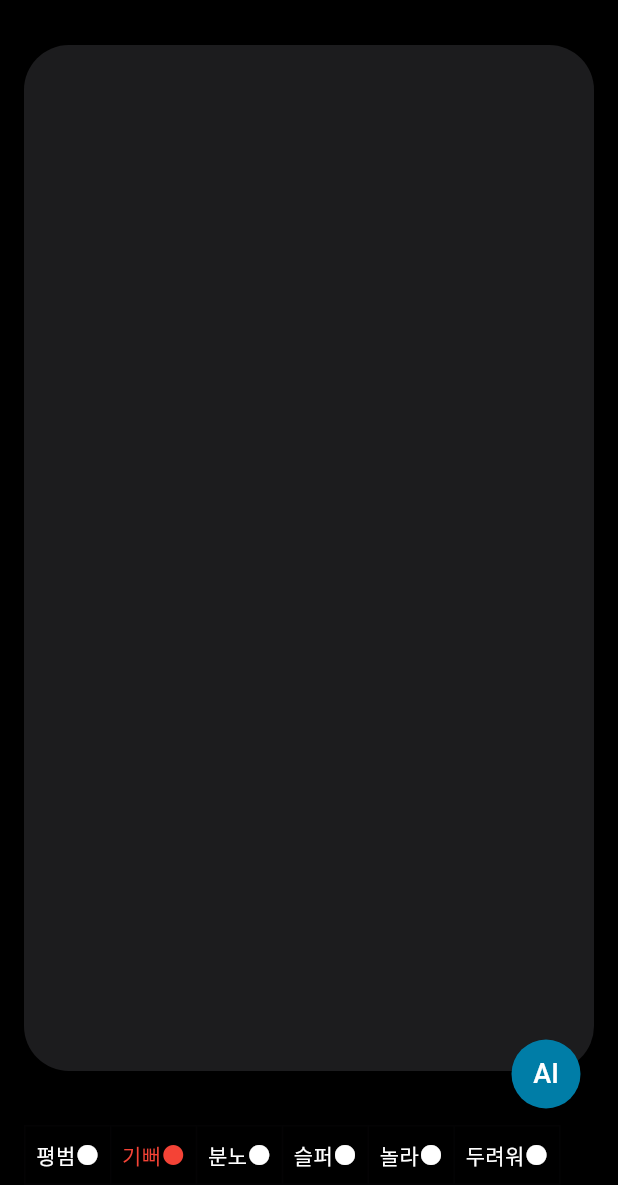
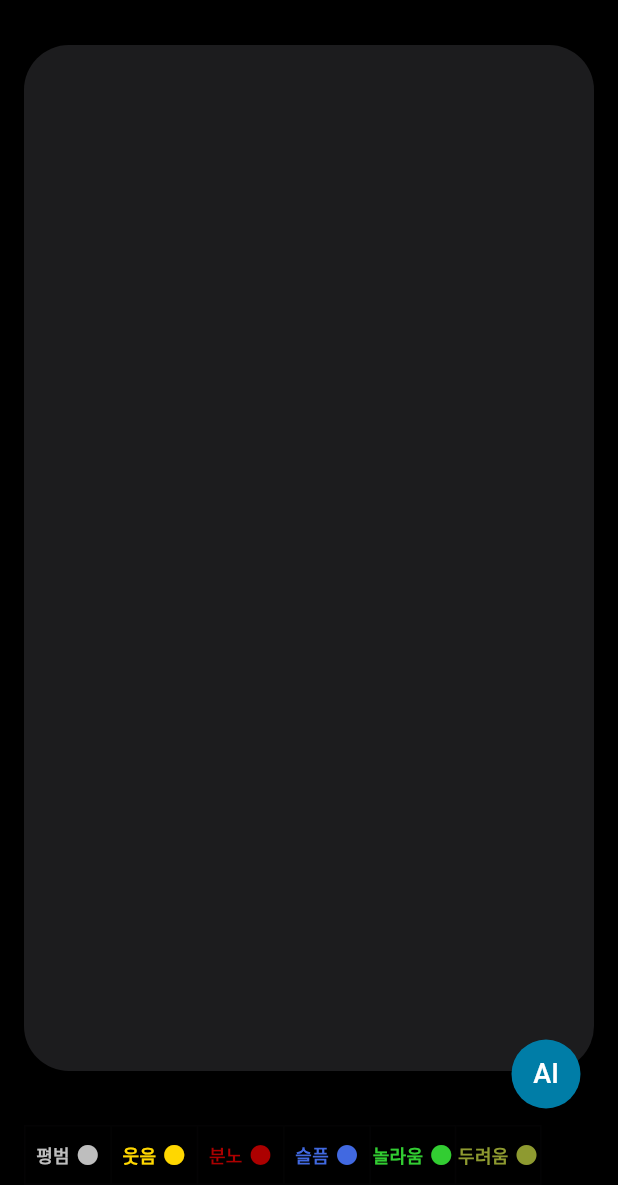
Before and after one commit to sejong-capstone-design-6/front, a Flutter app: the CreateScenarioPage screen opened directly with empty values, on a phone screen of 412 x 824 dp, the part 51-1236 px from its top. Run offline on Flutter 3.47's test engine with Material 3 defaults, Android fonts, the phone set to English and light mode, and no system bars; our stand-ins replace email_validator, flutter_svg, loading_indicator, logger, video_player; missing offline and left inert: flutter_sound.

Commit message:
updateScenario

```diff
--- a/capstone_project/lib/component/EmotionChip.dart
+++ b/capstone_project/lib/component/EmotionChip.dart
@@ -59,7 +59,15 @@ Widget EmotionLabel(String value) {
       style: TextStyle(
           fontSize: 12, color: Color(0xff8E9A30), fontWeight: FontWeight.w700),
     );
-  } else {
+  } else if (value == "강조") {
+    return Text(
+      value,
+      style: TextStyle(
+          fontSize: 12,
+          color: Color.fromARGB(255, 172, 0, 0),
+          fontWeight: FontWeight.bold),
+    );
+  }else {
     return Text("");
   }
 }
--- a/capstone_project/lib/model/reviseSentenceDto.dart
+++ b/capstone_project/lib/model/reviseSentenceDto.dart
@@ -1,12 +1,16 @@
 class ReviseSentenceDto{
+
+  int scenarioId;
   String text;
+  String emotion;
 
-  ReviseSentenceDto(this.text);
+  ReviseSentenceDto(this.scenarioId, this.text, this.emotion);
 
   Map<String, dynamic> toJson() {
     final Map<String, dynamic> data = <String, dynamic>{};
 
     data['text'] = text;
+    data['emotion']=emotion;
 
     return data;
   }
--- a/capstone_project/lib/screen/CreateScenarioPage.dart
+++ b/capstone_project/lib/screen/CreateScenarioPage.dart
@@ -1,3 +1,4 @@
+import 'package:capstone_project/component/EmotionChip.dart';
 import 'package:capstone_project/model/createScenarioDto.dart';
 import 'package:capstone_project/model/reviseSentenceDto.dart';
 import 'package:capstone_project/network/my_scenario_service.dart';
@@ -6,16 +7,16 @@ import 'package:capstone_project/screen/MyScenarioPage.dart';
 import 'package:flutter/material.dart';
 
 class CreateScenarioPage extends StatefulWidget {
+  final int userId;
   final int scenarioId;
-  final int scenarioID_ID;
   final String text;
   final String emotion;
   final bool isRevise;
 
   CreateScenarioPage(
       {super.key,
+      required this.userId,
       required this.scenarioId,
-      required this.scenarioID_ID,
       required this.text,
       required this.emotion,
       required this.isRevise});
@@ -34,18 +35,21 @@ class _MyCheckBoxState extends State<CreateScenarioPage> {
 
   late List<bool> isSelected;
 
+  final _controller = TextEditingController();
+
   void initState() {
+    _controller.text=widget.text;
     if (widget.emotion == "평범") {
       isnormal = true;
-    } else if (widget.emotion == "기뻐") {
+    } else if (widget.emotion == "웃음") {
       ishappy = true;
     } else if (widget.emotion == "분노") {
       isanger = true;
-    } else if (widget.emotion == "슬퍼") {
+    } else if (widget.emotion == "슬픔") {
       issad = true;
-    } else if (widget.emotion == "놀라") {
+    } else if (widget.emotion == "놀라움") {
       issurprise = true;
-    } else if (widget.emotion == "두려워") {
+    } else if (widget.emotion == "두려움") {
       isfeared = true;
     }
     isSelected = [isnormal, ishappy, isanger, issad, issurprise, isfeared];
@@ -54,11 +58,12 @@ class _MyCheckBoxState extends State<CreateScenarioPage> {
 
   @override
   Widget build(BuildContext context) {
+    int _userId=widget.userId;
     int _scenarioID = widget.scenarioId;
     String _emotion = widget.emotion;
     double weth = MediaQuery.of(context).size.width;
     double hight = MediaQuery.of(context).size.height;
-    final _controller = TextEditingController(text: widget.text);
+
 
     return Scaffold(
       appBar: PreferredSize(
@@ -85,15 +90,15 @@ class _MyCheckBoxState extends State<CreateScenarioPage> {
                   if (isnormal == true) {
                     _emotion = "평범";
                   } else if (ishappy == true) {
-                    _emotion = "기뻐";
+                    _emotion = "웃음";
                   } else if (isanger == true) {
                     _emotion = "분노";
                   } else if (issad == true) {
-                    _emotion = "슬퍼";
+                    _emotion = "슬픔";
                   } else if (issurprise == true) {
-                    _emotion = "놀라";
+                    _emotion = "놀라움";
                   } else if (isfeared == true) {
-                    _emotion = "무서워";
+                    _emotion = "두려움";
                   }
 
                   dynamic statusCode;
@@ -105,22 +110,20 @@ class _MyCheckBoxState extends State<CreateScenarioPage> {
                           context,
                           MaterialPageRoute(
                               builder: (context) =>
-                                  MyScenarioPage(scenarioId: _scenarioID)));
+                                  MyScenarioPage(scenarioId: _userId)));
                     } else {
                       showSnackDeny(context);
                     }
                   } else {
                     dynamic response =
                         await reviseSentenceService.ReviseSentence(
-                            ReviseSentenceDto(text));
-                    dynamic s = response.body;
-                    print("$s");
-                    if (response.statusCode == 201) {
+                            ReviseSentenceDto(_scenarioID,text,_emotion));
+                    if (response.statusCode == 200) {
                       Navigator.push(
                           context,
                           MaterialPageRoute(
                               builder: (context) =>
-                                  MyScenarioPage(scenarioId: _scenarioID)));
+                                  MyScenarioPage(scenarioId: _userId)));
                     } else {
                       showSnackDeny(context);
                     }
@@ -188,90 +191,42 @@ class _MyCheckBoxState extends State<CreateScenarioPage> {
                       padding: EdgeInsets.symmetric(horizontal: 7), //간격=16
                       child: Row(
                         children: [
-                          Text(
-                            "평범",
-                            style: TextStyle(color: Colors.white),
-                          ),
-                          Icon(
-                            Icons.circle,
-                            color: Colors.white,
-                            size: 16,
-                          ),
+                          EmotionChip("평범")
                         ],
                       )),
                   Padding(
                       padding: EdgeInsets.symmetric(horizontal: 7),
                       child: Row(
                         children: [
-                          Text(
-                            "기뻐",
-                            style: TextStyle(color: Colors.red),
-                          ),
-                          Icon(
-                            Icons.circle,
-                            color: Colors.red,
-                            size: 16,
-                          ),
+                          EmotionChip("웃음")
                         ],
                       )),
                   Padding(
                       padding: EdgeInsets.symmetric(horizontal: 7), //간격=16
                       child: Row(
                         children: [
-                          Text(
-                            "분노",
-                            style: TextStyle(color: Colors.white),
-                          ),
-                          Icon(
-                            Icons.circle,
-                            color: Colors.white,
-                            size: 16,
-                          ),
+                          EmotionChip("분노")
                         ],
                       )),
                   Padding(
                       padding: EdgeInsets.symmetric(horizontal: 7), //간격=16
                       child: Row(
                         children: [
-                          Text(
-                            "슬퍼",
-                            style: TextStyle(color: Colors.white),
-                          ),
-                          Icon(
-                            Icons.circle,
-                            color: Colors.white,
-                            size: 16,
-                          ),
+                          EmotionChip("슬픔")
                         ],
                       )),
                   Padding(
-                      padding: EdgeInsets.symmetric(horizontal: 7), //간격=16
+                      padding: EdgeInsets.symmetric(horizontal: 1), //간격=16
                       child: Row(
                         children: [
-                          Text(
-                            "놀라",
-                            style: TextStyle(color: Colors.white),
-                          ),
-                          Icon(
-                            Icons.circle,
-                            color: Colors.white,
-                            size: 16,
-                          ),
+                          EmotionChip("놀라움")
                         ],
                       )),
                   Padding(
-                      padding: EdgeInsets.symmetric(horizontal: 7), //간격=16
+                      padding: EdgeInsets.symmetric(horizontal: 1), //간격=16
                       child: Row(
                         children: [
-                          Text(
-                            "두려워",
-                            style: TextStyle(color: Colors.white),
-                          ),
-                          Icon(
-                            Icons.circle,
-                            color: Colors.white,
-                            size: 16,
-                          ),
+                          EmotionChip("두려움")
                         ],
                       )),
                 ],
```
Also changed, not shown: capstone_project/lib/component/EmotionCard.dart (+47 -17 lines), capstone_project/lib/network/revise_sentence_service.dart (+10 -2 lines), capstone_project/lib/screen/CreateSpeechPage.dart (+14 -13 lines), capstone_project/lib/screen/MyScenarioPage.dart (+8 -5 lines), 1 other file.
